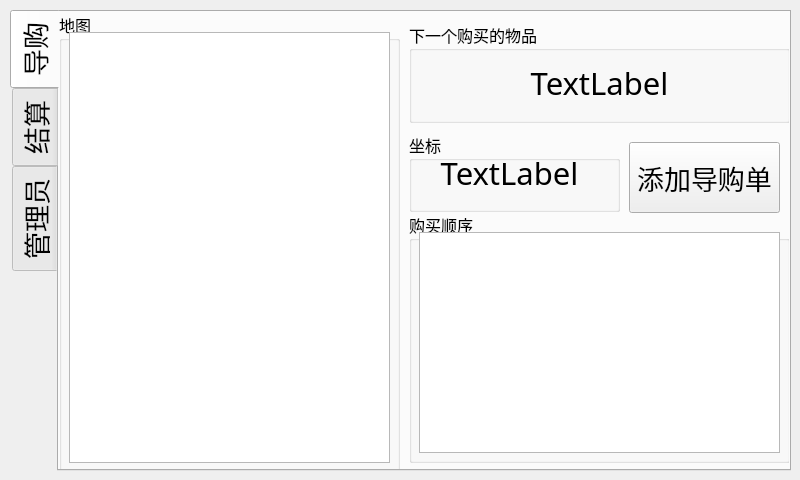
limelisest/pyqt5-guide, file ui/Ui_main.ui: the form before one commit.
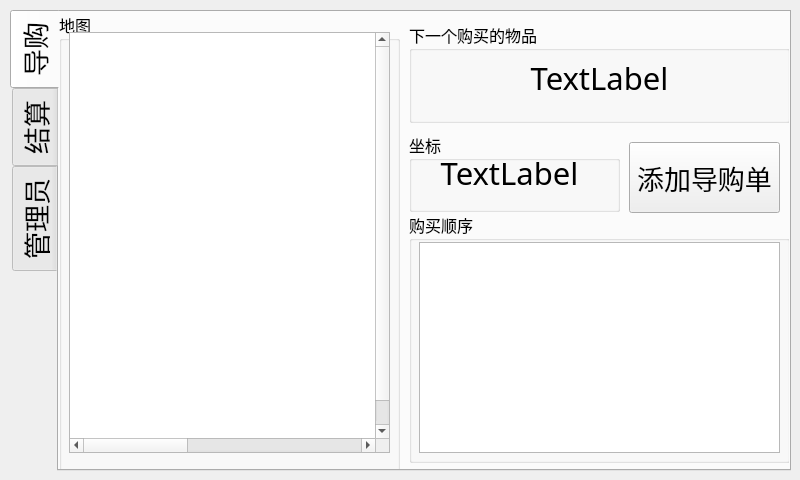
The form after the commit.

```diff
--- a/ui/Ui_main.ui
+++ b/ui/Ui_main.ui
@@ -107,15 +107,211 @@
       <property name="title">
        <string>地图</string>
       </property>
-      <widget class="QTableView" name="tableView_map">
+      <widget class="QTableWidget" name="tableWidget">
        <property name="geometry">
         <rect>
          <x>10</x>
          <y>20</y>
          <width>321</width>
-         <height>431</height>
+         <height>421</height>
         </rect>
        </property>
+       <property name="autoScroll">
+        <bool>true</bool>
+       </property>
+       <property name="autoScrollMargin">
+        <number>16</number>
+       </property>
+       <property name="showGrid">
+        <bool>false</bool>
+       </property>
+       <attribute name="horizontalHeaderVisible">
+        <bool>false</bool>
+       </attribute>
+       <attribute name="horizontalHeaderMinimumSectionSize">
+        <number>17</number>
+       </attribute>
+       <attribute name="horizontalHeaderDefaultSectionSize">
+        <number>17</number>
+       </attribute>
+       <attribute name="horizontalHeaderHighlightSections">
+        <bool>true</bool>
+       </attribute>
+       <attribute name="horizontalHeaderShowSortIndicator" stdset="0">
+        <bool>true</bool>
+       </attribute>
+       <attribute name="verticalHeaderVisible">
+        <bool>false</bool>
+       </attribute>
+       <attribute name="verticalHeaderMinimumSectionSize">
+        <number>26</number>
+       </attribute>
+       <attribute name="verticalHeaderDefaultSectionSize">
+        <number>26</number>
+       </attribute>
+       <attribute name="verticalHeaderHighlightSections">
+        <bool>false</bool>
+       </attribute>
+       <row>
+        <property name="text">
+         <string>1</string>
+        </property>
+       </row>
+       <row>
+        <property name="text">
+         <string>2</string>
+        </property>
+       </row>
+       <row>
+        <property name="text">
+         <string>3</string>
+        </property>
+       </row>
+       <row>
+        <property name="text">
+         <string>4</string>
+        </property>
+       </row>
+       <row>
+        <property name="text">
+         <string>5</string>
+        </property>
+       </row>
+       <row>
+        <property name="text">
+         <string>6</string>
+        </property>
+       </row>
+       <row>
+        <property name="text">
+         <string>7</string>
+        </property>
+       </row>
+       <row>
+        <property name="text">
+         <string>8</string>
+        </property>
+       </row>
+       <row>
+        <property name="text">
+         <string>9</string>
+        </property>
+       </row>
+       <row>
+        <property name="text">
+         <string>10</string>
+        </property>
+       </row>
+       <row>
+        <property name="text">
+         <string>11</string>
+        </property>
+       </row>
+       <row>
+        <property name="text">
+         <string>12</string>
+        </property>
+       </row>
+       <row>
+        <property name="text">
+         <string>13</string>
+        </property>
+       </row>
+       <row>
+        <property name="text">
+         <string>14</string>
+        </property>
+       </row>
+       <row>
+        <property name="text">
+         <string>15</string>
+        </property>
+       </row>
+       <row>
+        <property name="text">
+         <string>16</string>
+        </property>
+       </row>
+       <column>
+        <property name="text">
+         <string>A</string>
+        </property>
+       </column>
+       <column>
+        <property name="text">
+         <string>B</string>
+        </property>
+       </column>
+       <column>
+        <property name="text">
+         <string>C</string>
+        </property>
+       </column>
+       <column>
+        <property name="text">
+         <string>D</string>
+        </property>
+       </column>
+       <column>
+        <property name="text">
+         <string>E</string>
+        </property>
+       </column>
+       <column>
+        <property name="text">
+         <string>F</string>
+        </property>
+       </column>
+       <column>
+        <property name="text">
+         <string>G</string>
+        </property>
+       </column>
+       <column>
+        <property name="text">
+         <string>H</string>
+        </property>
+       </column>
+       <column>
+        <property name="text">
+         <string>I</string>
+        </property>
+       </column>
+       <column>
+        <property name="text">
+         <string>J</string>
+        </property>
+       </column>
+       <column>
+        <property name="text">
+         <string>K</string>
+        </property>
+       </column>
+       <column>
+        <property name="text">
+         <string>L</string>
+        </property>
+       </column>
+       <column>
+        <property name="text">
+         <string>M</string>
+        </property>
+       </column>
+       <column>
+        <property name="text">
+         <string>N</string>
+        </property>
+       </column>
+       <column>
+        <property name="text">
+         <string>O</string>
+        </property>
+       </column>
+       <column>
+        <property name="text">
+         <string>P</string>
+        </property>
+       </column>
       </widget>
      </widget>
      <widget class="QGroupBox" name="groupBox_5">
@@ -142,7 +338,7 @@
          <x>10</x>
          <y>30</y>
          <width>361</width>
-         <height>61</height>
+         <height>51</height>
         </rect>
        </property>
        <property name="font">
@@ -181,9 +377,9 @@
        <property name="geometry">
         <rect>
          <x>10</x>
-         <y>20</y>
+         <y>30</y>
          <width>361</width>
-         <height>221</height>
+         <height>211</height>
         </rect>
        </property>
       </widget>
```
Left out of the diff: 83 changed lines with no effect on the pictures.
